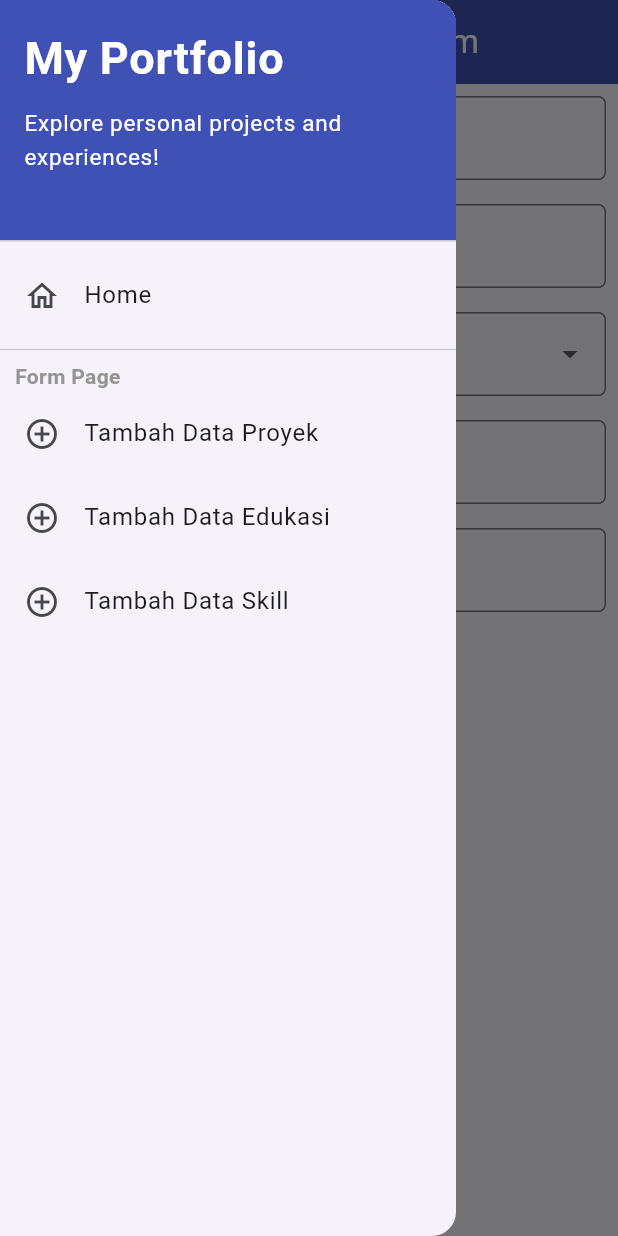
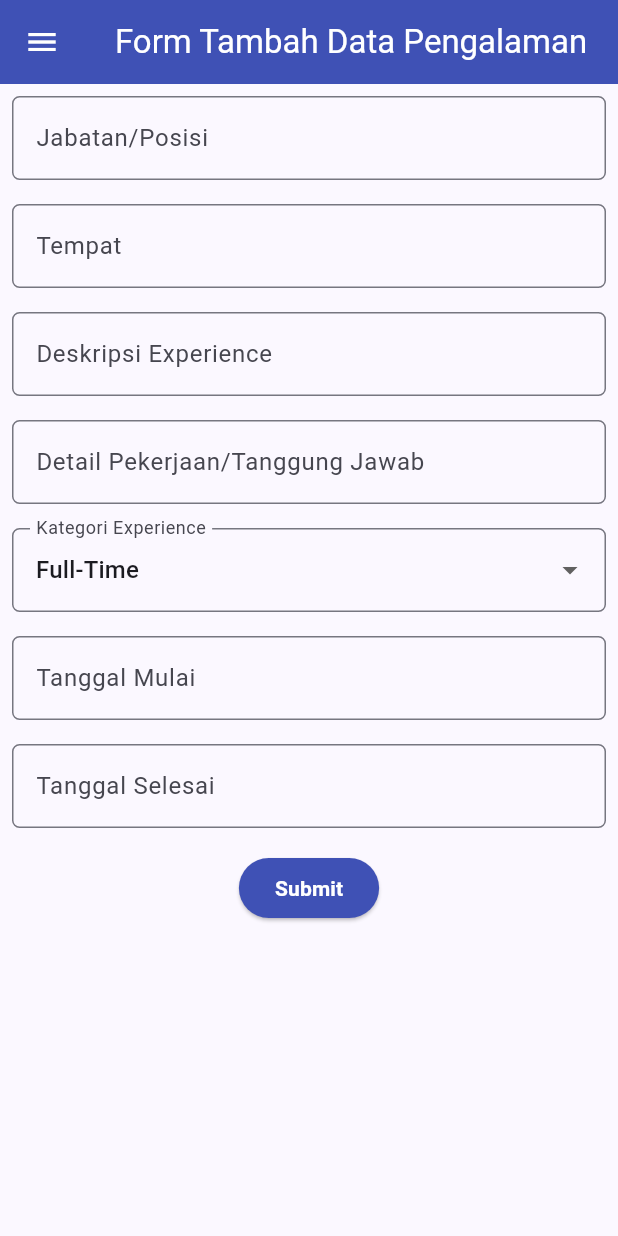
Before and after one commit to aksara-putra-f/myportofolio_mobile, a Flutter app: the ProjectFormPage screen opened directly, in the side drawer, after a tap on "Submit", on a phone screen of 412 x 824 dp. Run offline on Flutter 3.47's test engine with Material 3 defaults, Android fonts, the phone set to English and light mode, and no system bars.

Commit message:
feat: Membuat page form data Experience

```diff
--- /dev/null
+++ b/lib/screens/form/experience_form.dart
@@ -0,0 +1,285 @@
+import 'package:flutter/material.dart';
+import 'package:myportofolio_mobile/widgets/left_drawer.dart';
+
+class ExperienceFormPage extends StatefulWidget {
+  const ExperienceFormPage({super.key});
+
+  @override
+  State<ExperienceFormPage> createState() => _ExperienceFormPageState();
+}
+
+class _ExperienceFormPageState extends State<ExperienceFormPage> {
+  final _formKey = GlobalKey<FormState>();
+
+  String _experienceTitle = "";
+  String _place = "";
+  String _description = "";
+  String _responsibilities = "";
+  String _experienceCategory = "Full-Time";
+  String _dateStart = "";
+  String _dateEnd = "";
+
+  final List<String> _categories = [
+    'Internship',
+    'Research',
+    'Volunteer',
+    'Part-Time',
+    'Full-Time',
+    'Freelance',
+  ];
+
+  @override
+  Widget build(BuildContext context) {
+    return Scaffold(
+      appBar: AppBar(
+        title: const Center(
+          child: Text(
+            'Form Tambah Data Pengalaman',
+          ),
+        ),
+        backgroundColor: Colors.indigo,
+        foregroundColor: Colors.white,
+      ),
+      drawer: LeftDrawer(),
+      body: Form(
+        key: _formKey,
+        child: SingleChildScrollView(
+          child: Column(
+            crossAxisAlignment: .start,
+            children: [
+              // ===== Field Title Experience =====
+              Padding(
+                padding: const EdgeInsets.all(8.0),
+                child: TextFormField(
+                  decoration: InputDecoration(
+                    hintText: "Jabatan/Posisi",
+                    labelText: "Jabatan/Posisi",
+                    border: OutlineInputBorder(
+                      borderRadius: BorderRadius.circular(5.0),
+                    )
+                  ),
+                  onChanged: (String? value) {
+                    setState(() {
+                      _experienceTitle = value!;
+                    });
+                  },
+                  validator: (String? value) {
+                    if (value == null || value.trim().isEmpty) {
+                      return "Experience title tidak boleh kosong!";
+                    }
+                    return null;
+                  },
+                ),
+              ),
+
+              // ===== Field Tempat Experience =====
+              Padding(
+                padding: const EdgeInsets.all(8.0),
+                child: TextFormField(
+                  decoration: InputDecoration(
+                    hintText: "Tempat",
+                    labelText: "Tempat",
+                    border: OutlineInputBorder(
+                      borderRadius: BorderRadius.circular(5.0),
+                    )
+                  ),
+                  onChanged: (String? value) {
+                    setState(() {
+                      _place = value!;
+                    });
+                  },
+                  validator: (String? value) {
+                    if (value == null || value.trim().isEmpty) {
+                      return "Tempat tidak boleh kosong!";
+                    }
+                    return null;
+                  },
+                ),
+              ),
+
+              // ===== Field Deskripsi Experience =====
+              Padding(
+                padding: const EdgeInsets.all(8.0),
+                child: TextFormField(
+                  decoration: InputDecoration(
+                    hintText: "Deskripsi Experience",
+                    labelText: "Deskripsi Experience",
+                    border: OutlineInputBorder(
+                      borderRadius: BorderRadius.circular(5.0),
+                    )
+                  ),
+                  onChanged: (String? value) {
+                    setState(() {
+                      _description = value!;
+                    });
+                  },
+                  validator: (String? value) {
+                    if (value == null || value.trim().isEmpty) {
+                      return "Deskripsi tidak boleh kosong!";
+                    }
+                    return null;
+                  },
+                ),
+              ),
+
+              // ===== Field Pekerjaan Experience =====
+              Padding(
+                padding: const EdgeInsets.all(8.0),
+                child: TextFormField(
+                  decoration: InputDecoration(
+                    hintText: "Detail Pekerjaan/Tanggung Jawab",
+                    labelText: "Detail Pekerjaan/Tanggung Jawab",
+                    border: OutlineInputBorder(
+                      borderRadius: BorderRadius.circular(5.0),
+                    )
+                  ),
+                  onChanged: (String? value) {
+                    setState(() {
+                      _responsibilities = value!;
+                    });
+                  },
+                  validator: (String? value) {
+                    if (value == null || value.trim().isEmpty) {
+                      return "Detail pekerjaan/tanggung jawab tidak boleh kosong!";
+                    }
+                    return null;
+                  },
+                ),
+              ),
+
+              // ===== Field Kategori Experience =====
+              Padding(
+                padding: const EdgeInsets.all(8.0),
+                child: DropdownButtonFormField<String>(
+                  decoration: InputDecoration(
+                    labelText: "Kategori Experience",
+                    border: OutlineInputBorder(
+                      borderRadius: BorderRadius.circular(5.0),
+                    )
+                  ),
+                  initialValue: _experienceCategory,
+                  items: _categories
+                          .map((category) => DropdownMenuItem(
+                            value: category,
+                            child: Text(category)
+                            )
+                          ).toList(),
+                  onChanged: (String? value) {
+                    setState(() {
+                      _experienceCategory = value!;
+                    });
+                  },
+                ),
+              ),
+
+              // ===== Field Tanggal Mulai Experience =====
+              Padding(
+                padding: const EdgeInsets.all(8.0),
+                child: TextFormField(
+                  decoration: InputDecoration(
+                    hintText: "Tanggal Mulai",
+                    labelText: "Tanggal Mulai",
+                    border: OutlineInputBorder(
+                      borderRadius: BorderRadius.circular(5.0),
+                    )
+                  ),
+                  onChanged: (String? value) {
+                    setState(() {
+                      _dateStart = value!;
+                    });
+                  },
+                  validator: (String? value) {
+                    if (value == null || value.trim().isEmpty) {
+                      return "Tanggal mulai tidak boleh kosong!";
+                    }
+                    return null;
+                  },
+                ),
+              ),
+
+              // ===== Field Tanggal Mulai Experience =====
+              Padding(
+                padding: const EdgeInsets.all(8.0),
+                child: TextFormField(
+                  decoration: InputDecoration(
+                    hintText: "Tanggal Selesai",
+                    labelText: "Tanggal Selesai",
+                    border: OutlineInputBorder(
+                      borderRadius: BorderRadius.circular(5.0),
+                    )
+                  ),
+                  onChanged: (String? value) {
+                    setState(() {
+                      _dateEnd = value!;
+                    });
+                  },
+                  validator: (String? value) {
+                    if (value == null || value.trim().isEmpty) {
+                      return "Tanggal selesai tidak boleh kosong!";
+                    }
+                    return null;
+                  },
+                ),
+              ),
+
+              Align(
+                alignment: AlignmentGeometry.bottomCenter,
+                child: Padding(
+                  padding: EdgeInsets.all(8.0),
+                  child: ElevatedButton(
+                    style: ButtonStyle(
+                      backgroundColor: WidgetStateProperty.all(Colors.indigo)
+                    ),
+                    onPressed: () {
+                      if (_formKey.currentState!.validate()) {
+                        showDialog(
+                          context: context,
+                          builder: (context) {
+                            return AlertDialog(
+                              title: const Text("Data Pengalaman Berhasil Ditambahkan!"),
+                              content: SingleChildScrollView(
+                                child: Column(
+                                  crossAxisAlignment: .start,
+                                  children: [
+                                    Text("Title Pengalaman: $_experienceTitle"),
+                                    Text("Tempat Pengalaman: $_place"),
+                                    Text("Deskripsi: $_description"),
+                                    Text("Detail Tanggung Jawab/Pekerjaan: $_responsibilities"),
+                                    Text("Kategori Pengalaman: $_experienceCategory"),
+                                    Text("Tanggal Mulai: $_dateStart"),
+                                    Text("Tanggal Selesai: $_dateEnd"),
+                                  ],
+                                ),
+                              ),
+                              actions: [
+                                TextButton(
+                                  onPressed: () {
+                                    Navigator.pop(context);
+                                    _formKey.currentState!.reset();
+                                  },
+                                  child: Text("Ok"),
+                                )
+                              ],
+                            );
+                          }
+                        );
+                      }
+                    },
+                    child: Text(
+                      "Submit",
+                      style: TextStyle(
+                        color: Colors.white,
+                        fontWeight: FontWeight.w600
+                      ),
+                    )
+                  ),
+                ),
+              )
+            ],
+          ),
+        ),
+      ),
+    );
+  }
+
+}
--- a/lib/widgets/left_drawer.dart
+++ b/lib/widgets/left_drawer.dart
@@ -3,6 +3,7 @@ import 'package:myportofolio_mobile/screens/menu.dart';
 import 'package:myportofolio_mobile/screens/form/project_form.dart';
 import 'package:myportofolio_mobile/screens/form/education_form.dart';
 import 'package:myportofolio_mobile/screens/form/skill_form.dart';
+import 'package:myportofolio_mobile/screens/form/experience_form.dart';
 
 class LeftDrawer extends StatelessWidget {
   const LeftDrawer({super.key});
@@ -94,6 +95,19 @@ class LeftDrawer extends StatelessWidget {
               );
             },
           ),
+          ListTile(
+            leading: const Icon(Icons.add_circle_outline),
+            title: const Text('Tambah Data Pengalaman'),
+            // Navigasi ke halaman tambah proyek
+            onTap: () {
+              Navigator.pushReplacement(
+                context,
+                MaterialPageRoute(
+                  builder: (context) => ExperienceFormPage()
+                )
+              );
+            },
+          ),
         ],
       ),
     );
```
Also changed, not shown: lib/widgets/item_card.dart (+10 -0 lines).
